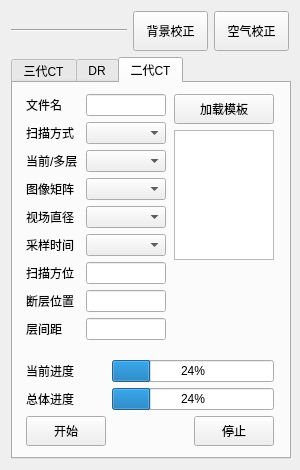
First picture: the form in ZCIPS/CTScan/linedetscanwidget.ui, repository maozi2327/ZCIPS, before the edit.
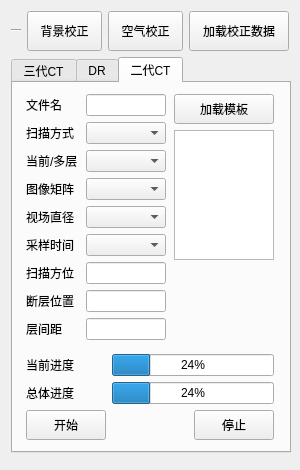
Second picture: the form after the edit. The open tabs and pages were chosen to show the change.

Diff of the .ui file:
```diff
--- a/ZCIPS/CTScan/linedetscanwidget.ui
+++ b/ZCIPS/CTScan/linedetscanwidget.ui
@@ -34,9 +34,9 @@
   <property name="windowTitle">
    <string/>
   </property>
-  <layout class="QVBoxLayout" name="verticalLayout_7" stretch="0,0,1">
+  <layout class="QVBoxLayout" name="verticalLayout_7">
    <item>
-    <layout class="QHBoxLayout" name="horizontalLayout" stretch="1,0,0">
+    <layout class="QHBoxLayout" name="horizontalLayout" stretch="1,0,0,0">
      <item>
       <widget class="Line" name="line">
        <property name="orientation">
@@ -94,6 +94,28 @@
        </property>
       </widget>
      </item>
+     <item>
+      <widget class="QPushButton" name="loadTuneDataButton">
+       <property name="minimumSize">
+        <size>
+         <width>100</width>
+         <height>40</height>
+        </size>
+       </property>
+       <property name="maximumSize">
+        <size>
+         <width>100</width>
+         <height>40</height>
+        </size>
+       </property>
+       <property name="cursor">
+        <cursorShape>ArrowCursor</cursorShape>
+       </property>
+       <property name="text">
+        <string>加载校正数据</string>
+       </property>
+      </widget>
+     </item>
     </layout>
    </item>
    <item>
```
Left out of the diff: 2 changed lines with no effect on the pictures.
